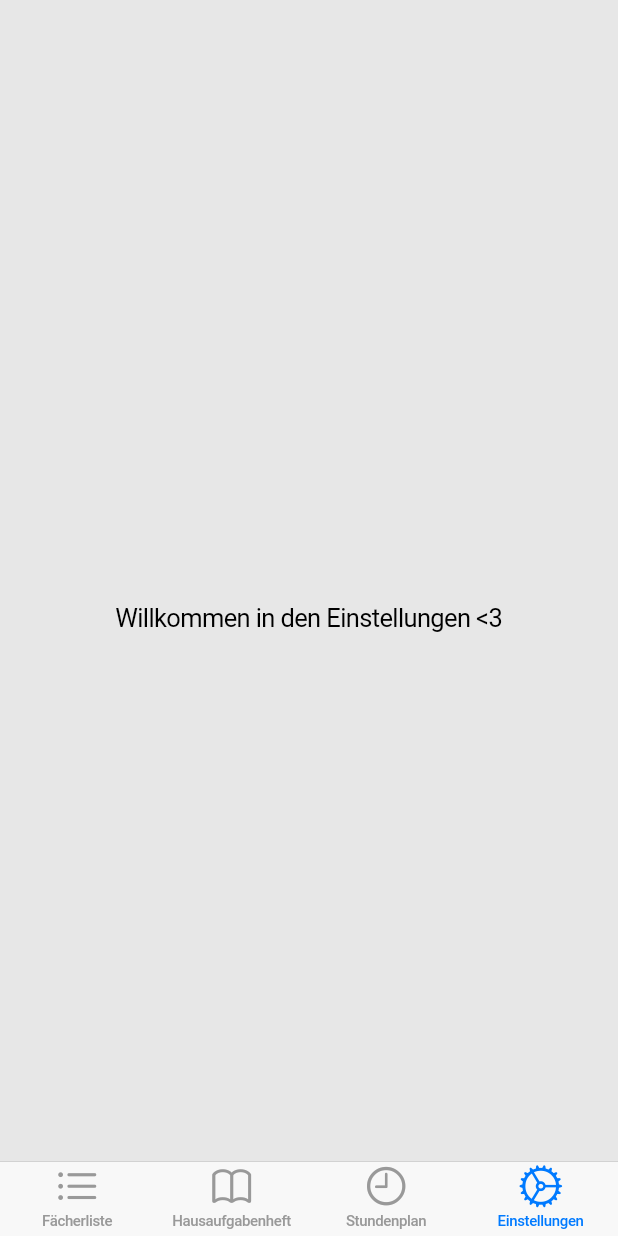
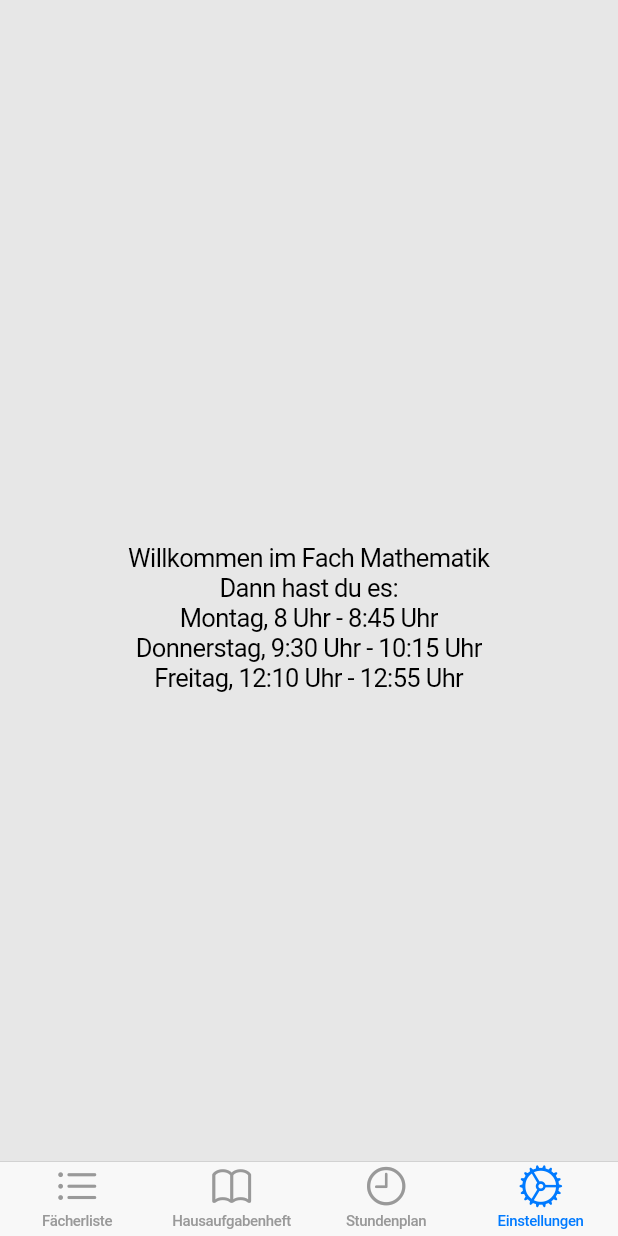
Before and after one commit to sartamo/ludus, a Flutter app: the screen it shows after launch, item 4 of the bottom bar chosen, on a phone screen of 412 x 824 dp. Run offline on Flutter 3.47's test engine with Material 3 defaults, Android fonts, the phone set to English and light mode, and no system bars.

Commit message:
Seiten von einzelnen Fächern hinzugefügt

```diff
--- a/lib/einstellungen.dart
+++ b/lib/einstellungen.dart
@@ -1,4 +1,7 @@
+// Die Seite für die Einstellungen
+
 import 'package:flutter/cupertino.dart';
+import 'globals.dart';
 
 class Einstellungen extends StatefulWidget {
   const Einstellungen({super.key});
--- /dev/null
+++ b/lib/faecher.dart
@@ -0,0 +1,50 @@
+// Das Management der einzelnen Fächer
+
+import 'package:flutter/cupertino.dart';
+import 'globals.dart';
+
+class Fach extends StatefulWidget {
+
+  final String name;
+  final Map<int, int> zeiten; // Die Zeiten des Fachs: Wochentag wird Stunde zugeordnet
+
+  const Fach(this.name, this.zeiten, {super.key});
+
+  List<Text> getDisplay(){  // Gibt den anzuzeigenden Text an _FachState
+    List<Text> display = [
+      Text('Willkommen im Fach $name'),
+      const Text('Dann hast du es:'),
+    ];
+
+    for (int w in [0, 1, 2, 3, 4]) {
+      if (zeiten[w] != null) {
+        display.add(Text('${wochentage[w]}, ${stunden[zeiten[w]]}'));
+      }
+    }
+    return display;
+  }
+
+  @override
+  State<Fach> createState() => _FachState();
+
+}
+
+class _FachState extends State<Fach> {
+  late List<Text> display;
+
+  @override
+  void initState(){
+    display = widget.getDisplay();
+    super.initState();
+  }
+
+  @override
+  Widget build(BuildContext context) {
+    return Center(
+      child: Column(
+        mainAxisAlignment: MainAxisAlignment.center,
+        children: display,
+      )
+    );
+  }
+}
--- a/lib/faecherliste.dart
+++ b/lib/faecherliste.dart
@@ -1,4 +1,7 @@
+// Die Seite für die Fächerliste
+
 import 'package:flutter/cupertino.dart';
+import 'globals.dart';
 
 class Faecherliste extends StatefulWidget {
   const Faecherliste({super.key});
--- /dev/null
+++ b/lib/globals.dart
@@ -0,0 +1,18 @@
+// Hier kommen globale Variablen hin
+
+const Map wochentage = <int, String> {
+  0 : 'Montag',
+  1 : 'Dienstag',
+  2 : 'Mittwoch',
+  3 : 'Donnerstag',
+  4 : 'Freitag'
+};
+
+const Map stunden = <int, String> {
+  0 : '8 Uhr - 8:45 Uhr',
+  1 : '8:45 Uhr - 9:30 Uhr',
+  2 : '9:30 Uhr - 10:15 Uhr',
+  3 : '10:40 Uhr - 11:25 Uhr',
+  4 : '11:25 Uhr - 12:10 Uhr',
+  5 : '12:10 Uhr - 12:55 Uhr'
+};
--- a/lib/hausaufgabenheft.dart
+++ b/lib/hausaufgabenheft.dart
@@ -1,4 +1,7 @@
+// Die Seite für das Hausaufgabenheft
+
 import 'package:flutter/cupertino.dart';
+import 'globals.dart';
 
 class Hausaufgabenheft extends StatefulWidget {
   const Hausaufgabenheft({super.key});
--- a/lib/main.dart
+++ b/lib/main.dart
@@ -3,6 +3,8 @@ import 'hausaufgabenheft.dart';
 import 'faecherliste.dart';
 import 'stundenplan.dart';
 import 'einstellungen.dart';
+import 'faecher.dart';
+import 'globals.dart';
 
 void main() => runApp(const Suppaapp());
 
@@ -66,7 +68,7 @@ class _HomepageState extends State<Homepage> {
               return const Stundenplan();
             }
             else if (index==3){
-              return const Einstellungen();
+              return const Fach('Mathematik', {0 : 0, 3 : 2, 4 : 5}); // Nur temporär zum Test
             }
             else{
               return const Center(
--- a/lib/stundenplan.dart
+++ b/lib/stundenplan.dart
@@ -1,4 +1,7 @@
+// Seite für den Stundenplan
+
 import 'package:flutter/cupertino.dart';
+import 'globals.dart';
 
 class Stundenplan extends StatefulWidget {
   const Stundenplan({super.key});
```
